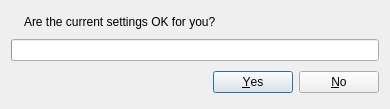
This is lxqt-config-monitor/timeoutdialog.ui in lxqt/lxqt-config as Qt 5 draws it before an edit. The edited form follows.
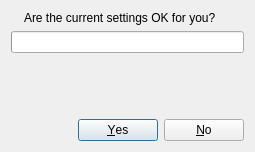
This is the edited form.

Patch:
```diff
--- a/lxqt-config-monitor/timeoutdialog.ui
+++ b/lxqt-config-monitor/timeoutdialog.ui
@@ -6,8 +6,8 @@
    <rect>
     <x>0</x>
     <y>0</y>
-    <width>390</width>
-    <height>109</height>
+    <width>255</width>
+    <height>152</height>
    </rect>
   </property>
   <property name="windowTitle">
@@ -17,13 +17,6 @@
    <bool>true</bool>
   </property>
   <layout class="QGridLayout" name="gridLayout">
-   <item row="0" column="1">
-    <widget class="QLabel" name="label">
-     <property name="text">
-      <string>Are the current settings OK for you?</string>
-     </property>
-    </widget>
-   </item>
    <item row="0" column="0">
     <widget class="QLabel" name="icon">
      <property name="sizePolicy">
@@ -37,7 +30,7 @@
      </property>
     </widget>
    </item>
-   <item row="2" column="0" colspan="2">
+   <item row="3" column="0" colspan="2">
     <widget class="QDialogButtonBox" name="buttonBox">
      <property name="orientation">
       <enum>Qt::Horizontal</enum>
@@ -47,16 +40,30 @@
      </property>
     </widget>
    </item>
+   <item row="0" column="1">
+    <widget class="QLabel" name="label">
+     <property name="text">
+      <string>Are the current settings OK for you?</string>
+     </property>
+     <property name="margin">
+      <number>10</number>
+     </property>
+    </widget>
+   </item>
    <item row="1" column="0" colspan="2">
     <widget class="QProgressBar" name="progressBar">
-     <property name="maximum">
-      <number>10</number>
+     <property name="textVisible">
+      <bool>false</bool>
      </property>
-     <property name="value">
-      <number>0</number>
+    </widget>
+   </item>
+   <item row="2" column="0" colspan="2">
+    <widget class="QLabel" name="remainingTime">
+     <property name="alignment">
+      <set>Qt::AlignCenter</set>
      </property>
-     <property name="format">
-      <string/>
+     <property name="margin">
+      <number>5</number>
      </property>
     </widget>
    </item>
```
